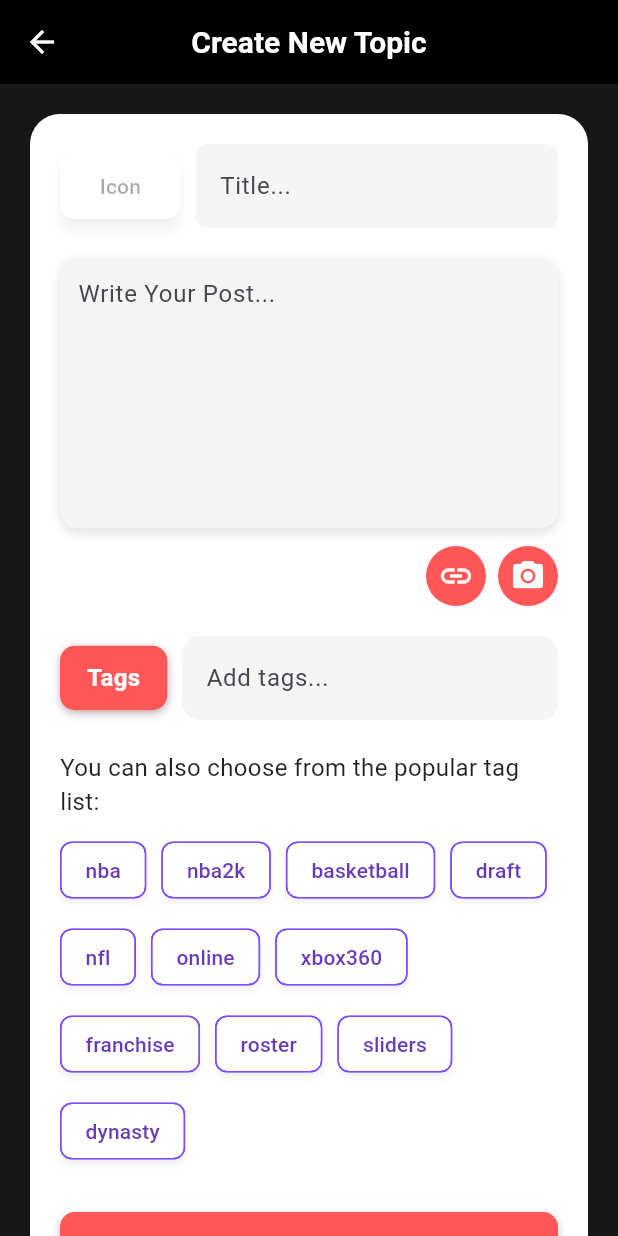
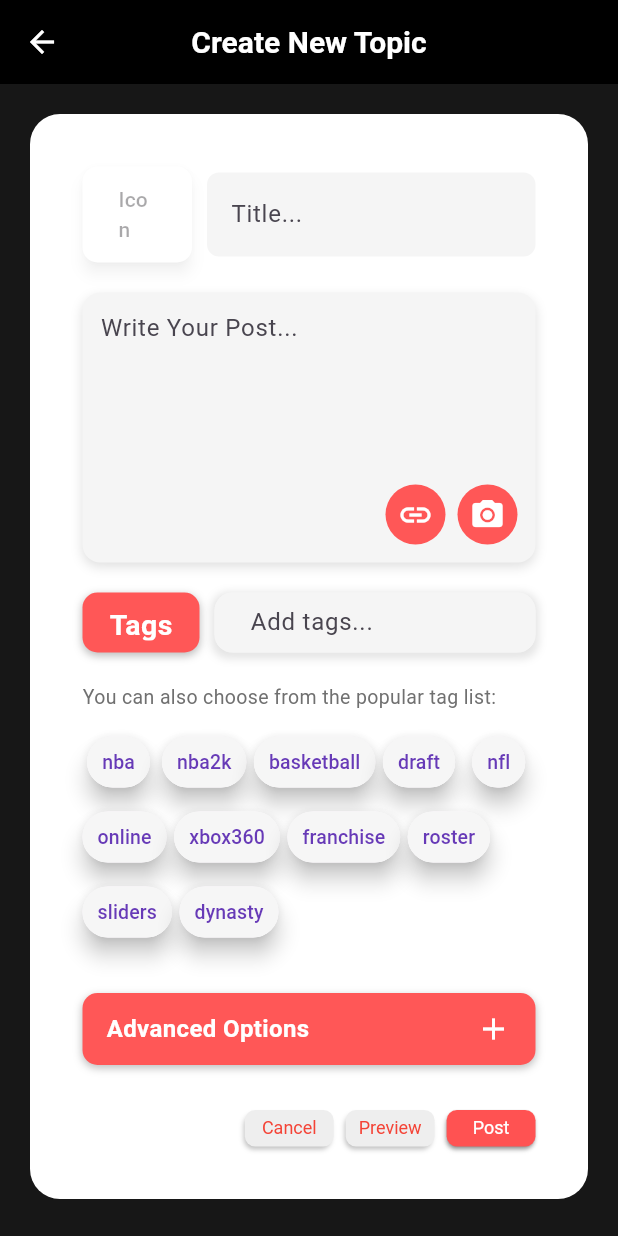
Before and after one commit to Pharaon3/operationsports, a Flutter app: the CreateTopicPage screen opened directly, on a phone screen of 412 x 824 dp. Run offline on Flutter 3.47's test engine with Material 3 defaults, Android fonts, the phone set to English and light mode, and no system bars; our stand-ins replace flutter_html, font_awesome_flutter, go_router, video_player; network calls fail.

Commit message:
New Topic page updated

```diff
--- a/lib/screens/new_topic.dart
+++ b/lib/screens/new_topic.dart
@@ -22,7 +22,7 @@ class CreateTopicPage extends StatelessWidget {
             color: Colors.white,
             borderRadius: BorderRadius.circular(20),
           ),
-          padding: const EdgeInsets.all(20),
+          padding: const EdgeInsets.all(35),
           child: Column(
             crossAxisAlignment: CrossAxisAlignment.start,
             children: [
@@ -75,11 +75,14 @@ class CreateTopicPage extends StatelessWidget {
                     ),
                   ],
                 ),
-                child: const TextField(
+                child: Column(
+                  children: [
+                    Expanded(
+                      child: TextField(
                         maxLines: null,
                         expands: true,
                         keyboardType: TextInputType.multiline,
-                  decoration: InputDecoration.collapsed(
+                        decoration: const InputDecoration.collapsed(
                           hintText: "Write Your Post...",
                         ),
                       ),
@@ -90,10 +93,13 @@ class CreateTopicPage extends StatelessWidget {
                     Row(
                       mainAxisAlignment: MainAxisAlignment.end,
                       children: [
-                  RoundButton(icon: Icons.link, onPressed: () => {}),
+                        RoundButton(icon: Icons.link, onPressed: () {}),
                         const SizedBox(width: 8),
-                  RoundButton(icon: Icons.camera_alt, onPressed: () => {}),
+                        RoundButton(icon: Icons.camera_alt, onPressed: () {}),
                       ],
+                    ),
+                  ],
+                ),
               ),
 
               const SizedBox(height: 20),
@@ -102,8 +108,9 @@ class CreateTopicPage extends StatelessWidget {
               Row(
                 children: [
                   Container(
+                    height: 40,
                     padding: const EdgeInsets.symmetric(
-                      vertical: 10,
+                      vertical: 8,
                       horizontal: 18,
                     ),
                     decoration: BoxDecoration(
@@ -122,20 +129,40 @@ class CreateTopicPage extends StatelessWidget {
                       style: TextStyle(
                         color: Colors.white,
                         fontWeight: FontWeight.bold,
+                        fontSize: 19,
                       ),
                     ),
                   ),
                   const SizedBox(width: 10),
                   Expanded(
+                    child: Container(
+                      height: 40, // Set the height to 40 pixels
+                      decoration: BoxDecoration(
+                        color: Colors.grey[100],
+                        borderRadius: BorderRadius.circular(12),
+                        boxShadow: [
+                          BoxShadow(
+                            color: Colors.black.withOpacity(
+                              0.1,
+                            ), // Shadow color
+                            spreadRadius: 2, // Spread radius
+                            blurRadius: 4, // Blur radius
+                            offset: Offset(0, 2), // Offset of the shadow
+                          ),
+                        ],
+                      ),
                       child: TextField(
+                        style: TextStyle(fontSize: 16),
                         decoration: InputDecoration(
                           hintText: 'Add tags...',
                           filled: true,
-                        fillColor: Colors.grey[100],
                           border: OutlineInputBorder(
                             borderRadius: BorderRadius.circular(12),
                             borderSide: BorderSide.none,
                           ),
+                          contentPadding: EdgeInsets.symmetric(horizontal: 20),
+                        ),
+                        maxLines: 1,
                       ),
                     ),
                   ),
@@ -146,12 +173,12 @@ class CreateTopicPage extends StatelessWidget {
               // Tag Suggestions
               const Text(
                 'You can also choose from the popular tag list:',
-                style: TextStyle(color: Colors.black87),
+                style: TextStyle(color: Color(0xFF707070), fontSize: 13),
               ),
               const SizedBox(height: 10),
               Wrap(
-                spacing: 10,
-                runSpacing: 10,
+                spacing: 5,
+                runSpacing: 2,
                 children:
                     [
                       'nba',
@@ -167,15 +194,19 @@ class CreateTopicPage extends StatelessWidget {
                       'dynasty',
                     ].map((tag) {
                       return Chip(
-                        label: Text(tag),
-                        backgroundColor: Colors.white,
-                        side: const BorderSide(color: Colors.deepPurpleAccent),
+                        label: Text(tag, style: TextStyle(fontSize: 13)),
+                        backgroundColor: const Color(0xFFF6F6F6),
                         labelStyle: const TextStyle(
                           color: Colors.deepPurple,
                           fontWeight: FontWeight.w500,
                         ),
-                        elevation: 2,
-                        shadowColor: Colors.black26,
+                        elevation: 6,
+                        shadowColor: Colors.black,
+                        shape: RoundedRectangleBorder(
+                          borderRadius: BorderRadius.circular(30),
+                          side: BorderSide(color: Color(0xFFF6F6F6), width: 1),
+                        ),
+                        padding: EdgeInsets.all(1),
                       );
                     }).toList(),
               ),
@@ -218,32 +249,13 @@ class CreateTopicPage extends StatelessWidget {
 
               // Bottom Buttons
               Row(
-                mainAxisAlignment: MainAxisAlignment.spaceBetween,
+                mainAxisAlignment: MainAxisAlignment.end,
                 children: [
-                  TextButton(
-                    style: TextButton.styleFrom(
-                      foregroundColor: Colors.black,
-                      backgroundColor: Colors.grey[200],
-                    ),
-                    onPressed: () {},
-                    child: const Text('Cancel'),
-                  ),
-                  TextButton(
-                    style: TextButton.styleFrom(
-                      foregroundColor: Colors.black,
-                      backgroundColor: Colors.grey[200],
-                    ),
-                    onPressed: () {},
-                    child: const Text('Preview'),
-                  ),
-                  ElevatedButton(
-                    style: ElevatedButton.styleFrom(
-                      backgroundColor: AppColors.accentColor,
-                      foregroundColor: Colors.white,
-                    ),
-                    onPressed: () {},
-                    child: const Text('Post'),
-                  ),
+                  _buildFlatButton("Cancel", onPressed: () {}),
+                  const SizedBox(width: 8),
+                  _buildFlatButton("Preview", onPressed: () {}),
+                  const SizedBox(width: 8),
+                  _buildFilledButton("Post", onPressed: () {}),
                 ],
               ),
             ],
@@ -253,3 +265,62 @@ class CreateTopicPage extends StatelessWidget {
     );
   }
 }
+
+Widget _buildFlatButton(String label, {required VoidCallback onPressed}) {
+  return Container(
+    width: 59.26,
+    height: 24.33,
+    decoration: BoxDecoration(
+      color: Colors.grey[200],
+      borderRadius: BorderRadius.circular(6.86),
+      boxShadow: [
+        BoxShadow(
+          color: Colors.black.withOpacity(0.25),
+          offset: const Offset(-1.25, 2.5),
+          blurRadius: 2.5,
+          spreadRadius: -0.62,
+        ),
+      ],
+    ),
+    child: TextButton(
+      style: TextButton.styleFrom(
+        foregroundColor: Colors.red,
+        padding: EdgeInsets.zero,
+        textStyle: const TextStyle(fontSize: 12),
+      ),
+      onPressed: onPressed,
+      child: Text(label),
+    ),
+  );
+}
+
+Widget _buildFilledButton(String label, {required VoidCallback onPressed}) {
+  return Container(
+    width: 59.26,
+    height: 24.33,
+    decoration: BoxDecoration(
+      borderRadius: BorderRadius.circular(6.86),
+      boxShadow: [
+        BoxShadow(
+          color: Colors.black.withOpacity(0.25),
+          offset: const Offset(-1.25, 2.5),
+          blurRadius: 2.5,
+          spreadRadius: -0.62,
+        ),
+      ],
+    ),
+    child: ElevatedButton(
+      style: ElevatedButton.styleFrom(
+        backgroundColor: Colors.redAccent,
+        foregroundColor: Colors.white,
+        padding: EdgeInsets.zero,
+        shape: RoundedRectangleBorder(
+          borderRadius: BorderRadius.circular(6.86),
+        ),
+        textStyle: const TextStyle(fontSize: 12),
+      ),
+      onPressed: onPressed,
+      child: Text(label),
+    ),
+  );
+}
--- a/lib/screens/profile_screen.dart
+++ b/lib/screens/profile_screen.dart
@@ -31,17 +31,13 @@ class ProfilePage extends StatelessWidget {
               Center(
                 child: Column(
                   children: const [
-                    CircleAvatar(
-                      radius: 48,
-                      backgroundColor: Colors.white,
-                      child: Icon(Icons.person, size: 60, color: Colors.black),
-                    ),
+                    Icon(Icons.account_circle_outlined, size: 138, color: Colors.white),
                     SizedBox(height: 16),
                     Text(
                       'Jake Smith',
                       style: TextStyle(
                         color: Colors.white,
-                        fontSize: 22,
+                        fontSize: 34,
                         fontWeight: FontWeight.bold,
                       ),
                     ),
@@ -52,7 +48,6 @@ class ProfilePage extends StatelessWidget {
               const SizedBox(height: 32),
 
               // Settings options
-              const Divider(color: Colors.grey),
               _buildOption('Notifications'),
               _buildOption('Edit profile'),
               _buildOption('Options'),
@@ -70,7 +65,8 @@ class ProfilePage extends StatelessWidget {
     return Column(
       children: [
         ListTile(
-          title: Text(text, style: const TextStyle(color: Colors.white70)),
+          minTileHeight: 30,
+          title: Text(text, style: const TextStyle(color: Colors.white70, fontSize: 12)),
           onTap: () {
             // Handle option tap if needed
           },
--- a/lib/widgets/comment.dart
+++ b/lib/widgets/comment.dart
@@ -1,5 +1,6 @@
 import 'package:flutter/material.dart';
 import 'package:operationsports/core/constants.dart';
+import 'package:operationsports/widgets/round_button.dart';
 
 class CommentsPage extends StatelessWidget {
   const CommentsPage({super.key});
@@ -99,25 +100,15 @@ class CommentsPage extends StatelessWidget {
                           ),
                         ),
                       ),
+
                       // const SizedBox(width: 8),
                       Row(
-                        mainAxisAlignment: MainAxisAlignment.end,
                         children: [
-                          IconButton(
-                            icon: const Icon(Icons.link),
-                            onPressed: () {},
-                            color: AppColors.accentColor,
-                            iconSize: 18,
-                            padding: EdgeInsets.zero,
-                            constraints: const BoxConstraints(),
-                          ),
-                          IconButton(
-                            icon: const Icon(Icons.camera_alt),
-                            onPressed: () {},
-                            color: AppColors.accentColor,
-                            iconSize: 18,
-                            padding: EdgeInsets.zero,
-                            constraints: const BoxConstraints(),
+                          RoundButton(icon: Icons.link, onPressed: () => {}),
+                          const SizedBox(width: 8),
+                          RoundButton(
+                            icon: Icons.camera_alt,
+                            onPressed: () => {},
                           ),
                         ],
                       ),
```
Lines whose indentation alone changed are shown as unchanged.
